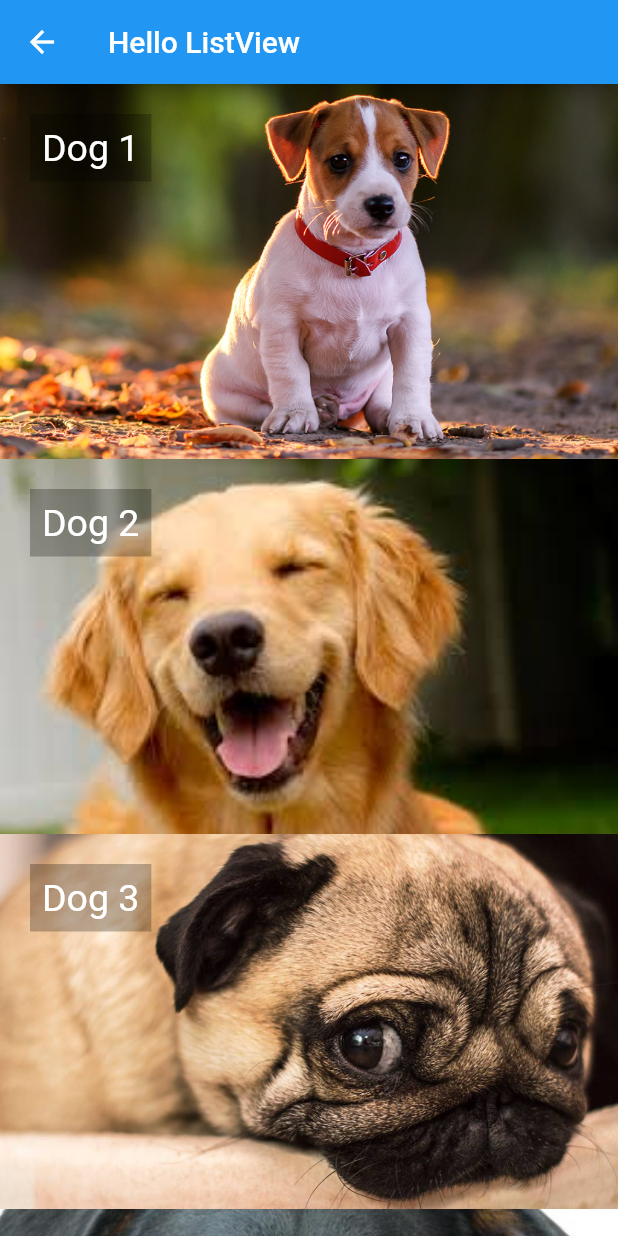
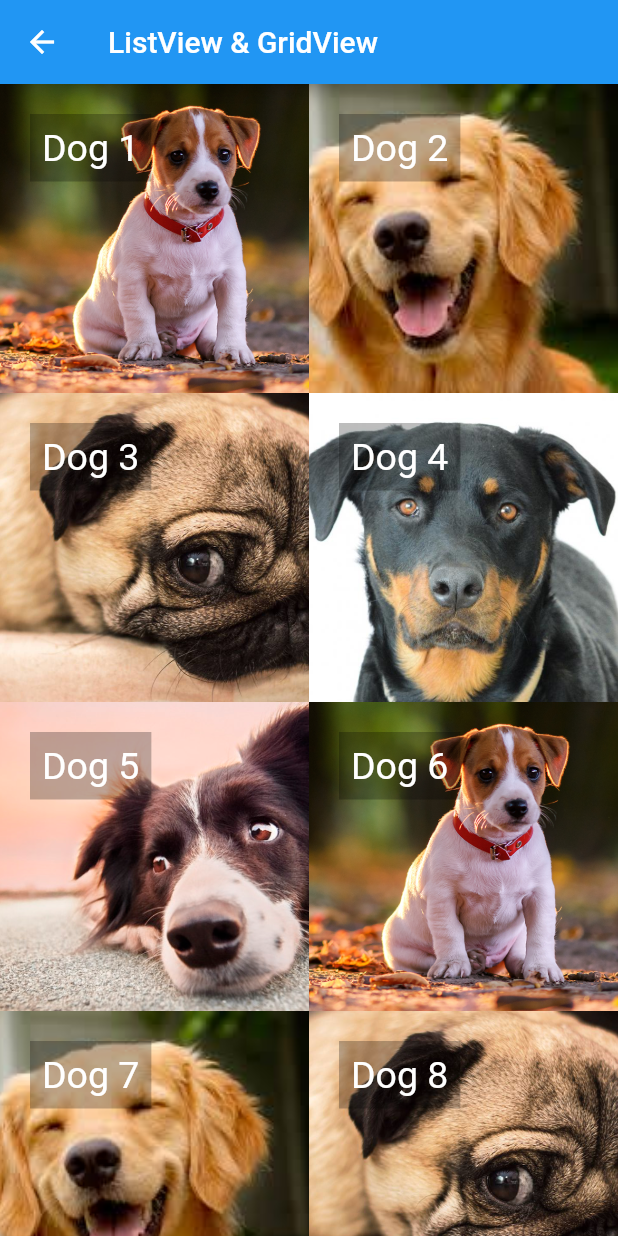
Before and after one commit to FrancaTM/flutter-hello, a Flutter app: the HelloListView screen opened directly, on a phone screen of 412 x 824 dp. Run offline on Flutter 3.47's test engine with Material 2 defaults, Android fonts, the phone set to English and light mode, and no system bars.

Commit message:
adiciona gridview

```diff
--- a/lib/pages/hello_listview.dart
+++ b/lib/pages/hello_listview.dart
@@ -5,7 +5,7 @@ class HelloListView extends StatelessWidget {
   Widget build(BuildContext context) {
     return Scaffold(
       appBar: AppBar(
-        title: Text('Hello ListView'),
+        title: Text('ListView & GridView'),
       ),
       body: Container(
         child: _buildListView(),
@@ -22,10 +22,25 @@ class HelloListView extends StatelessWidget {
       print(s);
     }
 
-    return ListView.builder(
+    return GridView.builder(
+      gridDelegate:
+          SliverGridDelegateWithFixedCrossAxisCount(crossAxisCount: 2),
+      itemCount: dogs.length,
+      itemBuilder: (context, index) {
+        return _buildListItem(dogs, index);
+      },
+    );
+
+    /*return ListView.builder(
       itemExtent: 250,
       itemCount: dogs.length,
       itemBuilder: (context, index) {
+        return _buildListItem(dogs, index);
+      },
+    );*/
+  }
+
+  Widget _buildListItem(List<String> dogs, int index) {
     return Stack(
       children: <Widget>[
         SizedBox.expand(child: _buildImage(dogs[index])),
@@ -40,8 +55,6 @@ class HelloListView extends StatelessWidget {
         ),
       ],
     );
-      },
-    );
   }
 
   Image _buildImage(String image) {
```
Lines whose indentation alone changed are shown as unchanged.
